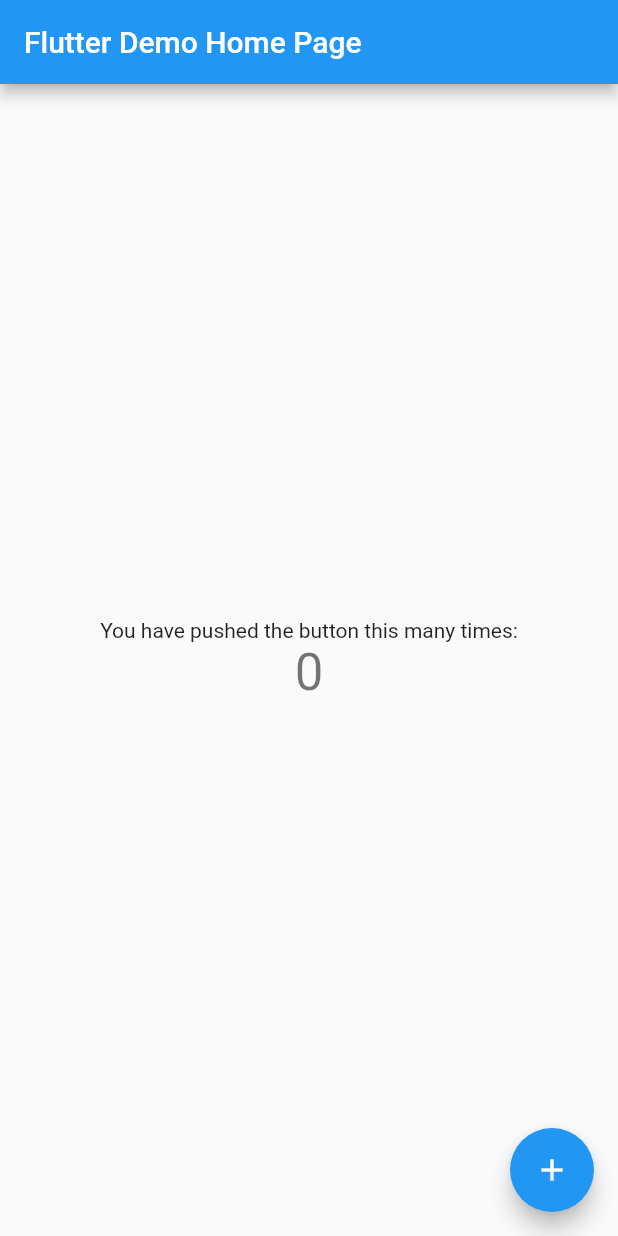
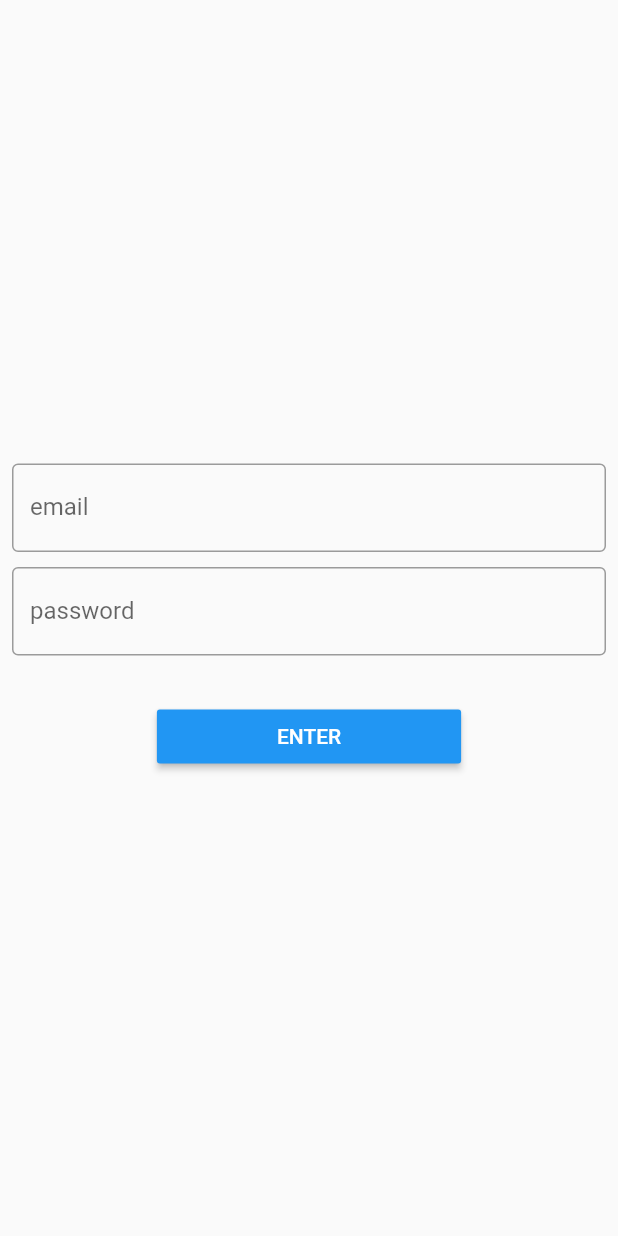
Before and after one commit to ralvescosta/flutter_principles, a Flutter app: the screen it shows after launch, on a phone screen of 412 x 824 dp. Run offline on Flutter 3.47's test engine with Material 2 defaults, Android fonts, the light colour scheme and no system bars; our stand-ins replace shared_preferences.

Commit message:
feat: app base

```diff
--- a/mvc_mvp_mvvm/lib/main.dart
+++ b/mvc_mvp_mvvm/lib/main.dart
@@ -1,117 +1,22 @@
 import 'package:flutter/material.dart';
 
+import 'mvc/login_view.dart';
+
 void main() {
-  runApp(MyApp());
+  runApp(App());
 }
 
-class MyApp extends StatelessWidget {
-  // This widget is the root of your application.
+class App extends StatelessWidget {
   @override
   Widget build(BuildContext context) {
     return MaterialApp(
-      title: 'Flutter Demo',
+      title: 'MVC MVP MVVM',
+      debugShowCheckedModeBanner: false,
       theme: ThemeData(
-        // This is the theme of your application.
-        //
-        // Try running your application with "flutter run". You'll see the
-        // application has a blue toolbar. Then, without quitting the app, try
-        // changing the primarySwatch below to Colors.green and then invoke
-        // "hot reload" (press "r" in the console where you ran "flutter run",
-        // or simply save your changes to "hot reload" in a Flutter IDE).
-        // Notice that the counter didn't reset back to zero; the application
-        // is not restarted.
         primarySwatch: Colors.blue,
-        // This makes the visual density adapt to the platform that you run
-        // the app on. For desktop platforms, the controls will be smaller and
-        // closer together (more dense) than on mobile platforms.
         visualDensity: VisualDensity.adaptivePlatformDensity,
       ),
-      home: MyHomePage(title: 'Flutter Demo Home Page'),
+      home: LoginViewMVC(),
     );
   }
 }
-
-class MyHomePage extends StatefulWidget {
-  MyHomePage({Key key, this.title}) : super(key: key);
-
-  // This widget is the home page of your application. It is stateful, meaning
-  // that it has a State object (defined below) that contains fields that affect
-  // how it looks.
-
-  // This class is the configuration for the state. It holds the values (in this
-  // case the title) provided by the parent (in this case the App widget) and
-  // used by the build method of the State. Fields in a Widget subclass are
-  // always marked "final".
-
-  final String title;
-
-  @override
-  _MyHomePageState createState() => _MyHomePageState();
-}
-
-class _MyHomePageState extends State<MyHomePage> {
-  int _counter = 0;
-
-  void _incrementCounter() {
-    setState(() {
-      // This call to setState tells the Flutter framework that something has
-      // changed in this State, which causes it to rerun the build method below
-      // so that the display can reflect the updated values. If we changed
-      // _counter without calling setState(), then the build method would not be
-      // called again, and so nothing would appear to happen.
-      _counter++;
-    });
-  }
-
-  @override
-  Widget build(BuildContext context) {
-    // This method is rerun every time setState is called, for instance as done
-    // by the _incrementCounter method above.
-    //
-    // The Flutter framework has been optimized to make rerunning build methods
-    // fast, so that you can just rebuild anything that needs updating rather
-    // than having to individually change instances of widgets.
-    return Scaffold(
-      appBar: AppBar(
-        // Here we take the value from the MyHomePage object that was created by
-        // the App.build method, and use it to set our appbar title.
-        title: Text(widget.title),
-      ),
-      body: Center(
-        // Center is a layout widget. It takes a single child and positions it
-        // in the middle of the parent.
-        child: Column(
-          // Column is also a layout widget. It takes a list of children and
-          // arranges them vertically. By default, it sizes itself to fit its
-          // children horizontally, and tries to be as tall as its parent.
-          //
-          // Invoke "debug painting" (press "p" in the console, choose the
-          // "Toggle Debug Paint" action from the Flutter Inspector in Android
-          // Studio, or the "Toggle Debug Paint" command in Visual Studio Code)
-          // to see the wireframe for each widget.
-          //
-          // Column has various properties to control how it sizes itself and
-          // how it positions its children. Here we use mainAxisAlignment to
-          // center the children vertically; the main axis here is the vertical
-          // axis because Columns are vertical (the cross axis would be
-          // horizontal).
-          mainAxisAlignment: MainAxisAlignment.center,
-          children: <Widget>[
-            Text(
-              'You have pushed the button this many times:',
-            ),
-            Text(
-              '$_counter',
-              style: Theme.of(context).textTheme.headline4,
-            ),
-          ],
-        ),
-      ),
-      floatingActionButton: FloatingActionButton(
-        onPressed: _incrementCounter,
-        tooltip: 'Increment',
-        child: Icon(Icons.add),
-      ), // This trailing comma makes auto-formatting nicer for build methods.
-    );
-  }
-}
--- /dev/null
+++ b/mvc_mvp_mvvm/lib/mvc/login_view.dart
@@ -0,0 +1,95 @@
+import 'package:flutter/material.dart';
+import 'package:mvc_mvp_mvvm/home_view.dart';
+
+class LoginViewMVC extends StatefulWidget {
+  @override
+  _LoginViewMVCState createState() => _LoginViewMVCState();
+}
+
+class _LoginViewMVCState extends State<LoginViewMVC> {
+  final _scaffoldKey = GlobalKey<ScaffoldState>();
+  final _formKey = GlobalKey<FormState>();
+
+  @override
+  void initState() {
+    super.initState();
+  }
+
+  @override
+  void dispose() {
+    super.dispose();
+  }
+
+  _loginSuccess() {
+    Navigator.pushReplacement(
+      context,
+      MaterialPageRoute(
+        builder: (_) => MyHomePage(title: 'Home'),
+      ),
+    );
+  }
+
+  _loginError() {
+    _scaffoldKey.currentState.showSnackBar(
+      SnackBar(
+        content: Text('Login Error'),
+        backgroundColor: Colors.red,
+      ),
+    );
+  }
+
+  @override
+  Widget build(BuildContext context) {
+    return Scaffold(
+        key: _scaffoldKey,
+        body: Form(
+          key: _formKey,
+          child: Padding(
+            padding: const EdgeInsets.all(8.0),
+            child: Column(
+              mainAxisAlignment: MainAxisAlignment.center,
+              children: <Widget>[
+                TextFormField(
+                  decoration: InputDecoration(
+                    border: OutlineInputBorder(),
+                    labelText: 'email',
+                  ),
+                  validator: (value) {
+                    if (value.isEmpty) {
+                      return 'Campo Obrigatorio';
+                    }
+                    return null;
+                  },
+                ),
+                SizedBox(
+                  height: 10,
+                ),
+                TextFormField(
+                  decoration: InputDecoration(
+                    border: OutlineInputBorder(),
+                    labelText: 'password',
+                  ),
+                  validator: (value) {
+                    if (value.isEmpty) {
+                      return 'Campo Obrigatorio';
+                    }
+                    return null;
+                  },
+                ),
+                SizedBox(
+                  height: 30,
+                ),
+                RaisedButton(
+                    padding: EdgeInsets.symmetric(horizontal: 80),
+                    textColor: Colors.white,
+                    color: Colors.blue,
+                    child: Text('ENTER'),
+                    onPressed: () {
+                      _loginSuccess();
+                    })
+              ],
+            ),
+          ),
+        ));
+  }
+}
```
Also changed, not shown: mvc_mvp_mvvm/lib/home_view.dart (added, +48 -0 lines), mvc_mvp_mvvm/lib/mvc/login_controller.dart (added).
